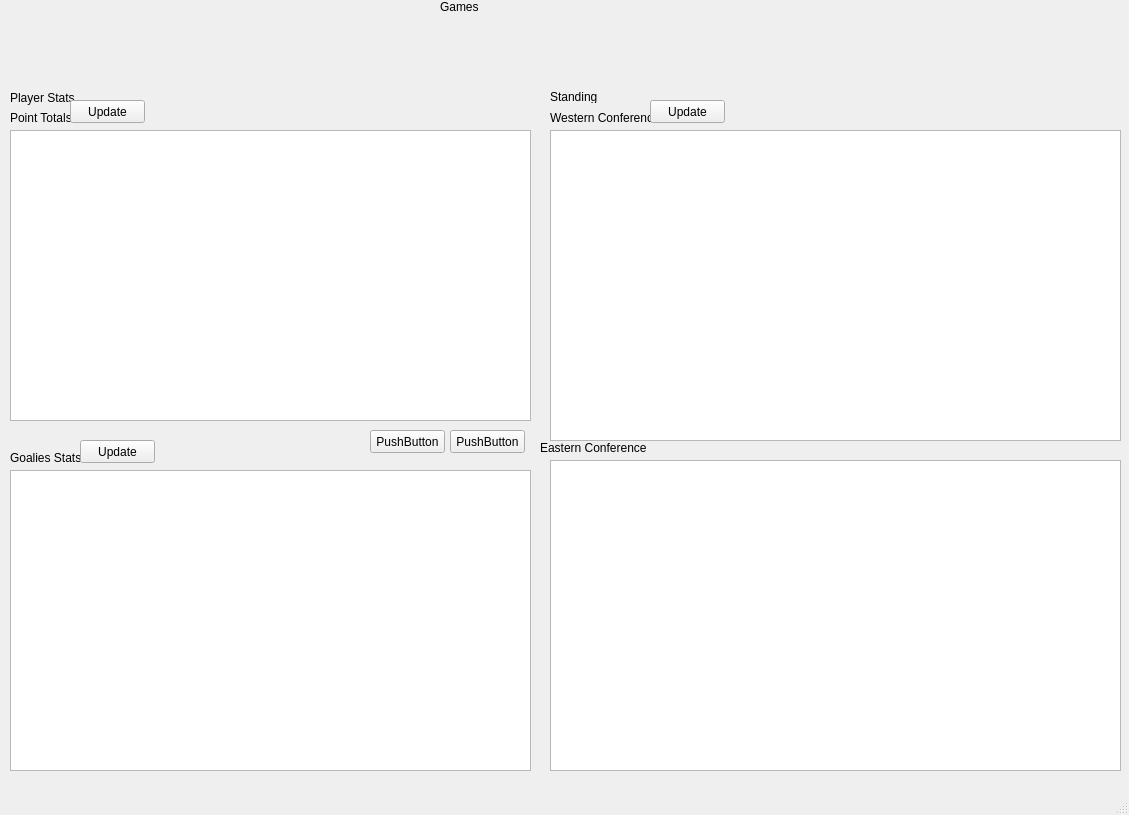
This is nhl_stats_app_ui.ui in rshen25/nhl_stats_app as Qt 5 draws it before an edit. The edited form follows.
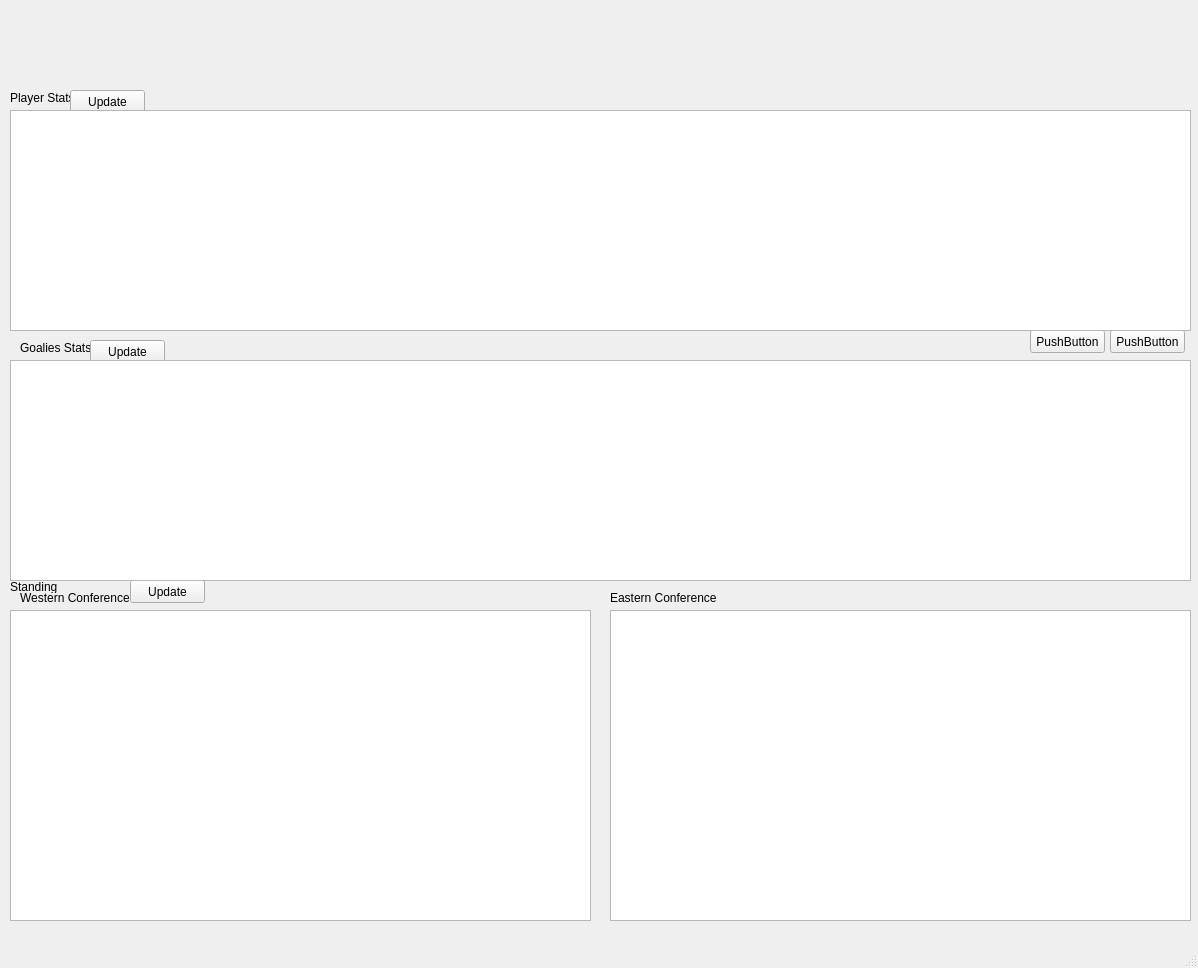
This is the edited form.

Commit message:
Changes to the UI, refactored player stats retreival to be more efficient.
Made the UI more readable, and changed the styling to be more pleasant.
Player stats are appended to a dataframe and then added to the database,
rather replace the entry for the respective player for each call, which was
inefficient.

Diff of the .ui file:
```diff
--- a/nhl_stats_app_ui.ui
+++ b/nhl_stats_app_ui.ui
@@ -6,8 +6,8 @@
    <rect>
     <x>0</x>
     <y>0</y>
-    <width>1129</width>
-    <height>815</height>
+    <width>1198</width>
+    <height>968</height>
    </rect>
   </property>
   <property name="windowTitle">
@@ -17,8 +17,8 @@
    <widget class="QLabel" name="label_standings">
     <property name="geometry">
      <rect>
-      <x>550</x>
-      <y>90</y>
+      <x>10</x>
+      <y>580</y>
       <width>47</width>
       <height>13</height>
      </rect>
@@ -30,8 +30,8 @@
    <widget class="QLabel" name="label_west_conference">
     <property name="geometry">
      <rect>
-      <x>550</x>
-      <y>110</y>
+      <x>20</x>
+      <y>590</y>
       <width>121</width>
       <height>16</height>
      </rect>
@@ -43,8 +43,8 @@
    <widget class="QLabel" name="label_east_conference">
     <property name="geometry">
      <rect>
-      <x>540</x>
-      <y>440</y>
+      <x>610</x>
+      <y>590</y>
       <width>121</width>
       <height>16</height>
      </rect>
@@ -66,24 +66,11 @@
      <string>Player Stats</string>
     </property>
    </widget>
-   <widget class="QLabel" name="label_games">
-    <property name="geometry">
-     <rect>
-      <x>440</x>
-      <y>0</y>
-      <width>47</width>
-      <height>13</height>
-     </rect>
-    </property>
-    <property name="text">
-     <string>Games</string>
-    </property>
-   </widget>
    <widget class="QLabel" name="label_goalie_stats">
     <property name="geometry">
      <rect>
-      <x>10</x>
-      <y>450</y>
+      <x>20</x>
+      <y>340</y>
       <width>81</width>
       <height>16</height>
      </rect>
@@ -92,24 +79,11 @@
      <string>Goalies Stats</string>
     </property>
    </widget>
-   <widget class="QLabel" name="label_point_totals">
-    <property name="geometry">
-     <rect>
-      <x>10</x>
-      <y>110</y>
-      <width>81</width>
-      <height>16</height>
-     </rect>
-    </property>
-    <property name="text">
-     <string>Point Totals</string>
-    </property>
-   </widget>
    <widget class="QPushButton" name="btn_update_player_stats">
     <property name="geometry">
      <rect>
       <x>70</x>
-      <y>100</y>
+      <y>90</y>
       <width>75</width>
       <height>23</height>
      </rect>
@@ -121,8 +95,8 @@
    <widget class="QPushButton" name="btn_update_goalie_stats">
     <property name="geometry">
      <rect>
-      <x>80</x>
-      <y>440</y>
+      <x>90</x>
+      <y>340</y>
       <width>75</width>
       <height>23</height>
      </rect>
@@ -134,8 +108,8 @@
    <widget class="QPushButton" name="btn_update_standings">
     <property name="geometry">
      <rect>
-      <x>650</x>
-      <y>100</y>
+      <x>130</x>
+      <y>580</y>
       <width>75</width>
       <height>23</height>
      </rect>
@@ -147,8 +121,8 @@
    <widget class="QPushButton" name="pushButton_4">
     <property name="geometry">
      <rect>
-      <x>450</x>
-      <y>430</y>
+      <x>1110</x>
+      <y>330</y>
       <width>75</width>
       <height>23</height>
      </rect>
@@ -160,8 +134,8 @@
    <widget class="QPushButton" name="pushButton_5">
     <property name="geometry">
      <rect>
-      <x>370</x>
-      <y>430</y>
+      <x>1030</x>
+      <y>330</y>
       <width>75</width>
       <height>23</height>
      </rect>
@@ -173,9 +147,9 @@
    <widget class="QTableView" name="table_west_standings">
     <property name="geometry">
      <rect>
-      <x>550</x>
-      <y>130</y>
-      <width>571</width>
+      <x>10</x>
+      <y>610</y>
+      <width>581</width>
       <height>311</height>
      </rect>
     </property>
@@ -184,9 +158,9 @@
     <property name="geometry">
      <rect>
       <x>10</x>
-      <y>130</y>
-      <width>521</width>
-      <height>291</height>
+      <y>110</y>
+      <width>1181</width>
+      <height>221</height>
      </rect>
     </property>
    </widget>
@@ -194,22 +168,33 @@
     <property name="geometry">
      <rect>
       <x>10</x>
-      <y>470</y>
-      <width>521</width>
-      <height>301</height>
+      <y>360</y>
+      <width>1181</width>
+      <height>221</height>
      </rect>
     </property>
    </widget>
    <widget class="QTableView" name="table_east_standings">
     <property name="geometry">
      <rect>
-      <x>550</x>
-      <y>460</y>
-      <width>571</width>
+      <x>610</x>
+      <y>610</y>
+      <width>581</width>
       <height>311</height>
      </rect>
     </property>
    </widget>
+   <widget class="QWidget" name="verticalLayoutWidget">
+    <property name="geometry">
+     <rect>
+      <x>10</x>
+      <y>10</y>
+      <width>1181</width>
+      <height>81</height>
+     </rect>
+    </property>
+    <layout class="QVBoxLayout" name="verticalLayout"/>
+   </widget>
   </widget>
   <widget class="QMenuBar" name="menubar">
    <property name="geometry">
```
Left out of the diff: 2 changed lines with no effect on the pictures. The commit also changes 4 other files.
